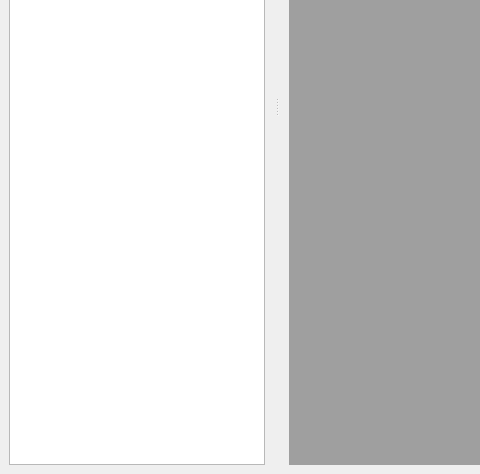
The window that src/windows/RockImageWindow/rockimageui.ui (hereisjohnny2/rock-image-annotation) describes before a commit, drawn with Qt 5; both pictures show x 0 to 480 and y 299 to 773 of the 1300 by 773 pixel window.
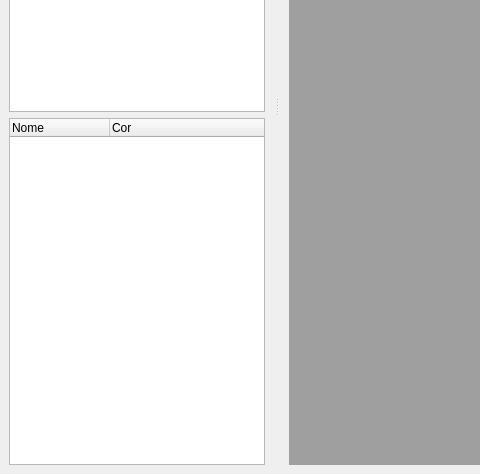
The same window after the commit. Icons and pictures are not drawn.

Commit message: select layer by its name on tree

The edit to the form file:
```diff
--- a/src/windows/RockImageWindow/rockimageui.ui
+++ b/src/windows/RockImageWindow/rockimageui.ui
@@ -104,6 +104,20 @@
      <item row="0" column="0">
       <widget class="QListWidget" name="imagesList"/>
      </item>
+     <item row="1" column="0">
+      <widget class="QTreeWidget" name="imageTree">
+       <column>
+        <property name="text">
+         <string>Nome</string>
+        </property>
+       </column>
+       <column>
+        <property name="text">
+         <string>Cor</string>
+        </property>
+       </column>
+      </widget>
+     </item>
     </layout>
    </widget>
   </widget>
```
The commit also changes 6 other files.
